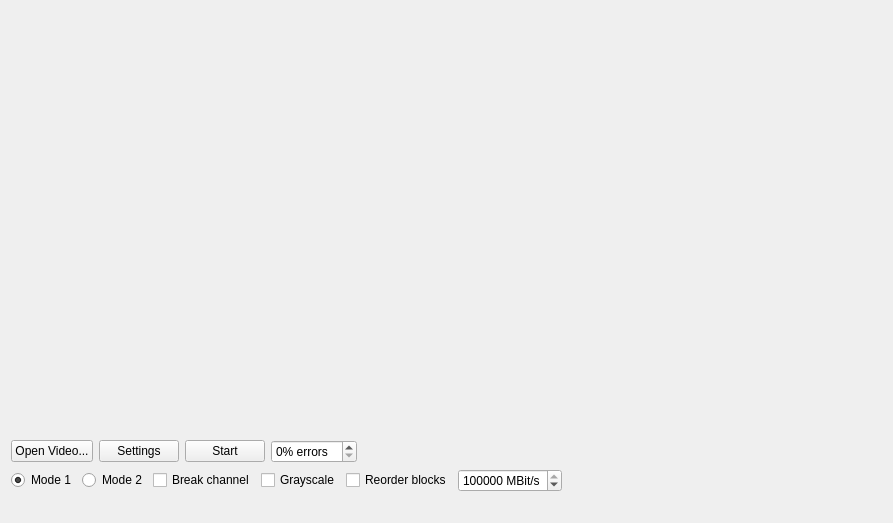
Qt form Corrupt/mainwindow.ui (snikulov/vidstream) before a commit.
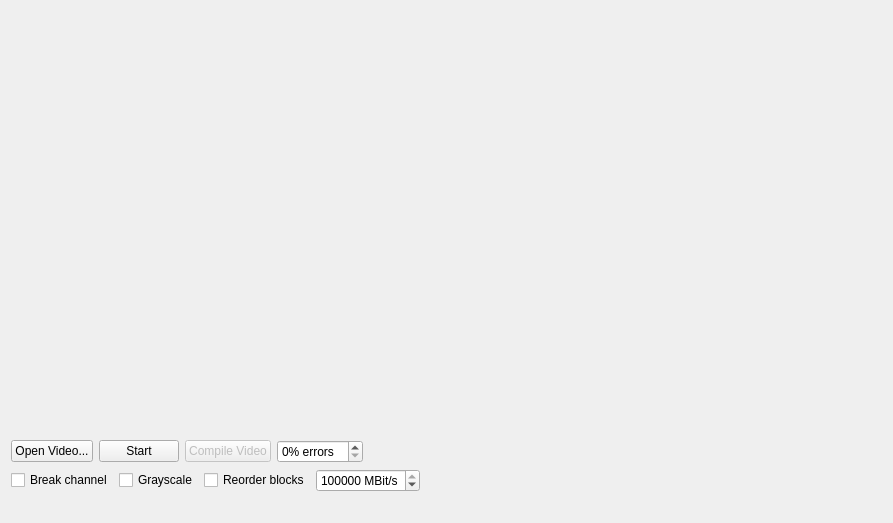
The same form after that commit.

The edit to the form file:
```diff
--- a/Corrupt/mainwindow.ui
+++ b/Corrupt/mainwindow.ui
@@ -50,13 +50,6 @@
         </property>
        </widget>
       </item>
-      <item>
-       <widget class="QPushButton" name="settingsButton">
-        <property name="text">
-         <string>Settings</string>
-        </property>
-       </widget>
-      </item>
       <item>
        <widget class="QPushButton" name="startButton">
         <property name="text">
@@ -64,6 +57,19 @@
         </property>
        </widget>
       </item>
+      <item>
+       <widget class="QPushButton" name="recordButton">
+        <property name="enabled">
+         <bool>false</bool>
+        </property>
+        <property name="text">
+         <string>Compile Video</string>
+        </property>
+        <property name="checkable">
+         <bool>false</bool>
+        </property>
+       </widget>
+      </item>
       <item>
        <widget class="QSpinBox" name="errorSpinBox">
         <property name="suffix">
@@ -91,23 +97,6 @@
     </item>
     <item>
      <layout class="QHBoxLayout" name="horizontalLayout_3">
-      <item>
-       <widget class="QRadioButton" name="mode1_radioButton">
-        <property name="text">
-         <string>Mode 1</string>
-        </property>
-        <property name="checked">
-         <bool>true</bool>
-        </property>
-       </widget>
-      </item>
-      <item>
-       <widget class="QRadioButton" name="mode2_radioButton">
-        <property name="text">
-         <string>Mode 2</string>
-        </property>
-       </widget>
-      </item>
       <item>
        <widget class="QCheckBox" name="breakChannelCheckBox">
         <property name="text">
```
